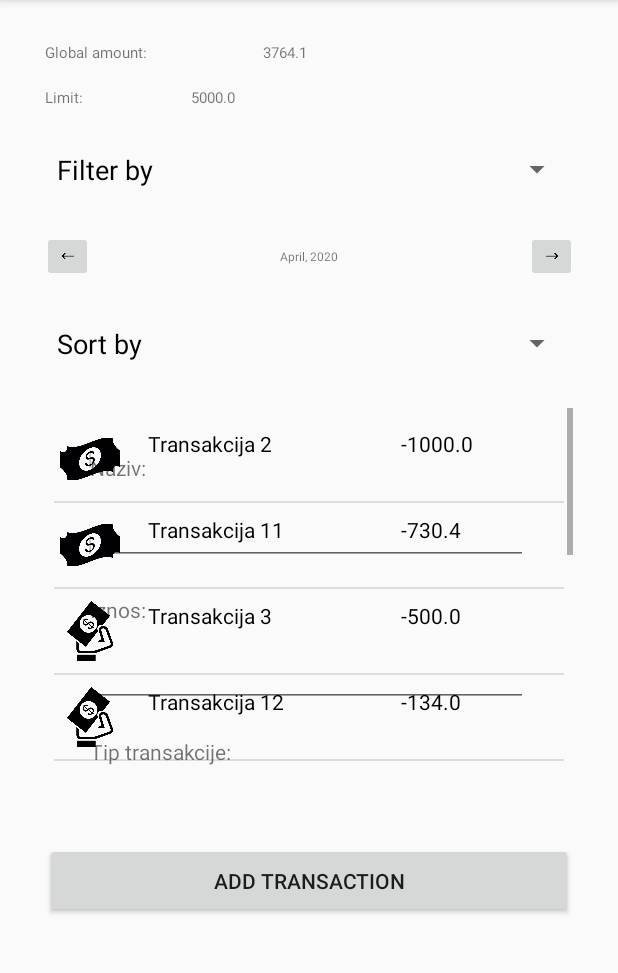
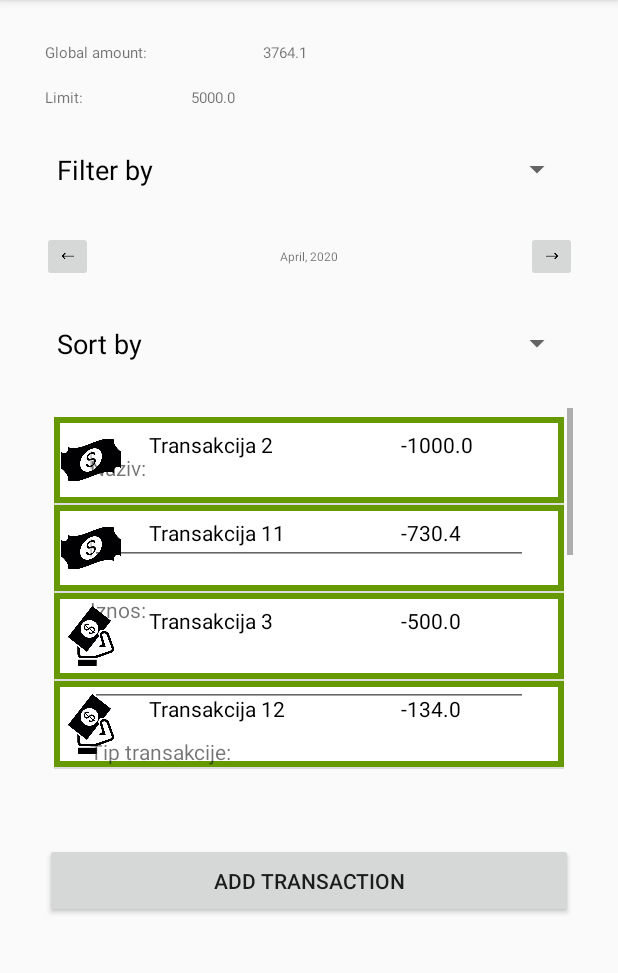
Before and after one commit to amsiljak/Banking-ap, an Android app: the fragment TransactionDetailFragment placed in its activity, on a phone screen of 412 x 824 dp, the part 84-1057 px from its top. Run offline under Robolectric (Android 15) with nearby library versions, the phone set to English and light mode, and no system bars.

Commit message:
implementirano selektovanje i deselektovanje, popravljeni uslovi za validiranje

```diff
--- a/app/src/main/java/ba/unsa/etf/rma/rma20siljakamina96/ITransactionDetailPresenter.java
+++ b/app/src/main/java/ba/unsa/etf/rma/rma20siljakamina96/ITransactionDetailPresenter.java
@@ -6,6 +6,10 @@ import java.util.Date;
 
 public interface ITransactionDetailPresenter {
     void save(String title, double amount, Type type, String itemDescription, int transactionInterval, Date date, Date endDate);
+
+    void add(String title, double amount, Type type, String itemDescription, int transactionInterval, Date date, Date endDate);
+
+    void add(String title, double amount, Type type, String itemDescription, Date date);
 
     void create(String title, double amount, Type type, String itemDescription, int transactionInterval, Date date, Date endDate);
     Transaction getTransaction();
--- a/app/src/main/java/ba/unsa/etf/rma/rma20siljakamina96/MainActivity.java
+++ b/app/src/main/java/ba/unsa/etf/rma/rma20siljakamina96/MainActivity.java
@@ -4,29 +4,10 @@ import androidx.annotation.Nullable;
 import androidx.appcompat.app.AppCompatActivity;
 import androidx.fragment.app.Fragment;
 import androidx.fragment.app.FragmentManager;
-
-import android.content.Intent;
 import android.os.Bundle;
-import android.view.View;
-import android.widget.AdapterView;
-import android.widget.ArrayAdapter;
-import android.widget.Button;
 import android.widget.FrameLayout;
-import android.widget.ImageButton;
-import android.widget.ListView;
-import android.widget.Spinner;
-import android.widget.TextView;
-
-import java.io.Serializable;
-import java.text.DateFormatSymbols;
-import java.text.ParseException;
-import java.text.SimpleDateFormat;
-import java.util.ArrayList;
-import java.util.Calendar;
-import java.util.Date;
-import java.util.Map;
-
-public class MainActivity extends AppCompatActivity implements TransactionListFragment.OnItemClick, TransactionListFragment.OnAddButtonClick{
+public class MainActivity extends AppCompatActivity implements TransactionListFragment.OnItemClick, TransactionListFragment.OnAddButtonClick,
+TransactionDetailFragment.OnSaveClick{
 //    private TextView globalAmount2;
 //    private TextView limit2;
 //    private ListView transactionListView;
@@ -289,6 +270,11 @@ public class MainActivity extends AppCompatActivity implements TransactionListFr
             //Primijetite liniju .addToBackStack(null)
         }
     }
+
+    @Override
+    public void onSaveClicked() {
+
+    }
 //    @Override
 //    protected void onActivityResult(int requestCode, int resultCode, @Nullable Intent data) {
 //        super.onActivityResult(requestCode, resultCode, data);
--- a/app/src/main/java/ba/unsa/etf/rma/rma20siljakamina96/Transaction.java
+++ b/app/src/main/java/ba/unsa/etf/rma/rma20siljakamina96/Transaction.java
@@ -38,7 +38,6 @@ public class Transaction implements Parcelable{
         this.transactionInterval = transactionInterval;
         this.endDate = endDate;
     }
-
 
     public Date getDate() {
         return date;
--- a/app/src/main/java/ba/unsa/etf/rma/rma20siljakamina96/TransactionDetailFragment.java
+++ b/app/src/main/java/ba/unsa/etf/rma/rma20siljakamina96/TransactionDetailFragment.java
@@ -1,5 +1,6 @@
 package ba.unsa.etf.rma.rma20siljakamina96;
 
+import android.app.Activity;
 import android.app.AlertDialog;
 import android.content.DialogInterface;
 import android.content.Intent;
@@ -38,8 +39,15 @@ public class TransactionDetailFragment extends Fragment {
 
     private SimpleDateFormat DATE_FORMAT;
 
+    private OnSaveClick onSaveClick;
+
     boolean validTitle, validAmount, validDate, validEndDate, validDescription, validInterval, validType;
 
+    boolean saving;
+
+    public interface OnSaveClick{
+        void onSaveClicked();
+    }
     public ITransactionDetailPresenter getPresenter() {
         if (presenter == null) {
             presenter = new TransactionDetailPresenter(getActivity());
@@ -64,18 +72,15 @@ public class TransactionDetailFragment extends Fragment {
 
         deleteButton = (Button) view.findViewById(R.id.deleteButton);
 
-        titleEditText.addTextChangedListener(titleTextWatcher);
-        typeEditText.addTextChangedListener(typeTextWatcher);
-        amountEditText.addTextChangedListener(amountTextWatcher);
-        descriptionEditText.addTextChangedListener(descriptionTextWatcher);
-        intervalEditText.addTextChangedListener(intervalTextWatcher);
-        dateEditText.addTextChangedListener(dateTextWatcher);
-        endDateEditText.addTextChangedListener(endDateTextWatcher);
 
+        onSaveClick = (OnSaveClick) getActivity();
+
+        getPresenter();
         DATE_FORMAT = new SimpleDateFormat("dd-MM-yyyy");
 
         if (getArguments() != null && getArguments().containsKey("transaction")) {
-            getPresenter().setTransaction(getArguments().getParcelable("transaction"));
+            saving = true;
+            presenter.setTransaction(getArguments().getParcelable("transaction"));
             Transaction transaction = getPresenter().getTransaction();
 
             deleteButton.setOnClickListener(deleteClickListener);
@@ -99,8 +104,17 @@ public class TransactionDetailFragment extends Fragment {
             validTitle = true; validAmount = true; validDate = true; validEndDate = true; validDescription = true; validInterval = true; validType = true;
         }
         else {
+            saving = false;
             validDate = false; validAmount = false; validType = false; validTitle = false;
         }
+        titleEditText.addTextChangedListener(titleTextWatcher);
+        typeEditText.addTextChangedListener(typeTextWatcher);
+        amountEditText.addTextChangedListener(amountTextWatcher);
+        descriptionEditText.addTextChangedListener(descriptionTextWatcher);
+        intervalEditText.addTextChangedListener(intervalTextWatcher);
+        dateEditText.addTextChangedListener(dateTextWatcher);
+        endDateEditText.addTextChangedListener(endDateTextWatcher);
+
         return view;
     }
     void validateInterval() {
@@ -114,7 +128,14 @@ public class TransactionDetailFragment extends Fragment {
         }
     }
     void validateEndDate() {
-
+        if((typeEditText.getText().toString().toUpperCase().equals("REGULARINCOME") || typeEditText.getText().toString().toUpperCase().equals("REGULARPAYMENT"))) {
+            if(TextUtils.isEmpty(endDateEditText.getText().toString())) validEndDate = false;
+            else validInterval = true;
+        }
+        else {
+            if (TextUtils.isEmpty(endDateEditText.getText().toString())) validEndDate = true;
+            else validEndDate = false;
+        }
     }
     void validateDescription() {
         if((typeEditText.getText().toString().toUpperCase().equals("REGULARINCOME") || typeEditText.getText().toString().toUpperCase().equals("INDIVIDUALINCOME"))) {
@@ -237,8 +258,9 @@ public class TransactionDetailFragment extends Fragment {
     };
     private TextWatcher endDateTextWatcher = new TextWatcher() {
         public void afterTextChanged(Editable s) {
-            endDateEditText.setBackgroundColor(Color.GREEN);
-            validEndDate = true;
+            validateEndDate();
+            if(validEndDate)endDateEditText.setBackgroundColor(Color.GREEN);
+            else endDateEditText.setBackgroundColor(Color.RED);
         }
 
         public void beforeTextChanged(CharSequence s, int start, int count, int after) {
@@ -249,7 +271,8 @@ public class TransactionDetailFragment extends Fragment {
     };
 
     private void saveAction() {
-//        if (getIntent().getIntExtra("calling-activity", 0) == 1) {
+        //izmjena transakcije
+        if (saving) {
             titleEditText.setBackgroundColor(android.R.attr.editTextColor);
             amountEditText.setBackgroundColor(android.R.attr.editTextColor);
             descriptionEditText.setBackgroundColor(android.R.attr.editTextColor);
@@ -259,41 +282,35 @@ public class TransactionDetailFragment extends Fragment {
             intervalEditText.setBackgroundColor(android.R.attr.editTextColor);
 
             try {
-                if((typeEditText.getText().toString().toUpperCase().equals("REGULARINCOME") || typeEditText.getText().toString().toUpperCase().equals("REGULARPAYMENT")))
+                if ((typeEditText.getText().toString().toUpperCase().equals("REGULARINCOME") || typeEditText.getText().toString().toUpperCase().equals("REGULARPAYMENT")))
                     presenter.save(String.valueOf(titleEditText.getText()), Double.parseDouble(String.valueOf(amountEditText.getText())),
                             Type.valueOf(typeEditText.getText().toString().toUpperCase()), String.valueOf(descriptionEditText.getText()),
                             Integer.parseInt(String.valueOf(intervalEditText.getText())), DATE_FORMAT.parse(String.valueOf(dateEditText.getText())),
                             DATE_FORMAT.parse(String.valueOf(endDateEditText.getText())));
-                else presenter.save(String.valueOf(titleEditText.getText()), Double.parseDouble(String.valueOf(amountEditText.getText())),
-                        Type.valueOf(typeEditText.getText().toString().toUpperCase()), String.valueOf(descriptionEditText.getText()),
-                        DATE_FORMAT.parse(String.valueOf(dateEditText.getText())));
+                else
+                    presenter.save(String.valueOf(titleEditText.getText()), Double.parseDouble(String.valueOf(amountEditText.getText())),
+                            Type.valueOf(typeEditText.getText().toString().toUpperCase()), String.valueOf(descriptionEditText.getText()),
+                            DATE_FORMAT.parse(String.valueOf(dateEditText.getText())));
             } catch (ParseException e) {
                 e.printStackTrace();
             }
-//
-//        } else if (getIntent().getIntExtra("calling-activity", 0) == 2) {
-//            Intent resultIntent = new Intent();
-//
-//            resultIntent.putExtra("action", "add");
-//            resultIntent.putExtra("title", String.valueOf(titleEditText.getText()));
-//            resultIntent.putExtra("amount", Double.parseDouble(String.valueOf(amountEditText.getText())));
-//            try {
-//                resultIntent.putExtra("date", DATE_FORMAT.parse(String.valueOf(dateEditText.getText())));
-//            } catch (ParseException e) {
-//                e.printStackTrace();
-//            }
-//            try {
-//                resultIntent.putExtra("enddate", DATE_FORMAT.parse(String.valueOf(endDateEditText.getText())));
-//            } catch (ParseException e) {
-//                e.printStackTrace();
-//            }
-//            resultIntent.putExtra("interval", Integer.parseInt(String.valueOf(intervalEditText.getText())));
-//            resultIntent.putExtra("description", String.valueOf(descriptionEditText.getText()));
-//            resultIntent.putExtra("type", Type.valueOf(typeEditText.getText().toString().toUpperCase()));
-//
-//            setResult(RESULT_OK, resultIntent);
-//            finish();
-//        }
+        //dodavanje transakcije
+        } else {
+            try {
+                if ((typeEditText.getText().toString().toUpperCase().equals("REGULARINCOME") || typeEditText.getText().toString().toUpperCase().equals("REGULARPAYMENT")))
+                    presenter.add(String.valueOf(titleEditText.getText()), Double.parseDouble(String.valueOf(amountEditText.getText())),
+                            Type.valueOf(typeEditText.getText().toString().toUpperCase()), String.valueOf(descriptionEditText.getText()),
+                            Integer.parseInt(String.valueOf(intervalEditText.getText())), DATE_FORMAT.parse(String.valueOf(dateEditText.getText())),
+                            DATE_FORMAT.parse(String.valueOf(endDateEditText.getText())));
+                else
+                    presenter.add(String.valueOf(titleEditText.getText()), Double.parseDouble(String.valueOf(amountEditText.getText())),
+                            Type.valueOf(typeEditText.getText().toString().toUpperCase()), String.valueOf(descriptionEditText.getText()),
+                            DATE_FORMAT.parse(String.valueOf(dateEditText.getText())));
+                onSaveClick.onSaveClicked();
+            } catch (ParseException e) {
+                e.printStackTrace();
+            }
+        }
     }
 
     private AdapterView.OnClickListener saveClickListener = new AdapterView.OnClickListener() {
@@ -374,4 +391,5 @@ public class TransactionDetailFragment extends Fragment {
 
         }
     };
+
 }
--- a/app/src/main/java/ba/unsa/etf/rma/rma20siljakamina96/TransactionListFragment.java
+++ b/app/src/main/java/ba/unsa/etf/rma/rma20siljakamina96/TransactionListFragment.java
@@ -1,10 +1,12 @@
 package ba.unsa.etf.rma.rma20siljakamina96;
 
 import android.content.Intent;
+import android.graphics.Color;
 import android.os.Bundle;
 import android.view.LayoutInflater;
 import android.view.View;
 import android.view.ViewGroup;
+import android.widget.AbsListView;
 import android.widget.AdapterView;
 import android.widget.ArrayAdapter;
 import android.widget.Button;
@@ -52,6 +54,8 @@ TransactionListFragment extends Fragment implements IFinanceView{
     private IFinancePresenter financePresenter;
     private TransactionListAdapter transactionListAdapter;
 
+    private int pozi;
+
     public IFinancePresenter getPresenter() {
         if (financePresenter == null) {
             financePresenter = new FinancePresenter(this, getActivity());
@@ -90,6 +94,7 @@ TransactionListFragment extends Fragment implements IFinanceView{
 
         transactionListAdapter = new TransactionListAdapter(getActivity(), R.layout.list_element, new ArrayList<Transaction>());
         transactionListView = (ListView)fragmentView.findViewById(R.id.listView);
+        transactionListView.setChoiceMode(AbsListView.CHOICE_MODE_SINGLE);
         transactionListView.setAdapter(transactionListAdapter);
         transactionListView.setOnItemClickListener(transactionListItemClickListener);
 
@@ -132,7 +137,6 @@ TransactionListFragment extends Fragment implements IFinanceView{
 
         addTransactionButton = (Button)fragmentView.findViewById(R.id.addTransaction);
         addTransactionButton.setOnClickListener(addTransactionClickListenr);
-        transactionListView.setOnItemClickListener(listItemClickListener);
         onItemClick = (OnItemClick) getActivity();
         onAddButtonClick = (OnAddButtonClick) getActivity();
 
@@ -143,13 +147,6 @@ TransactionListFragment extends Fragment implements IFinanceView{
         void onItemClicked(Transaction transaction);
     }
 
-    private AdapterView.OnItemClickListener listItemClickListener = new AdapterView.OnItemClickListener() {
-        @Override
-        public void onItemClick(AdapterView<?> parent, View view, int position, long id) {
-            Transaction transaction = transactionListAdapter.getTransaction(position);
-            onItemClick.onItemClicked(transaction);
-        }
-    };
     private AdapterView.OnClickListener leftButtonClickListener = new AdapterView.OnClickListener() {
         @Override
         public void onClick(View v) {
@@ -221,8 +218,18 @@ TransactionListFragment extends Fragment implements IFinanceView{
         @Override
         public void onItemClick(AdapterView<?> parent, View view, int position, long id) {
             Transaction transaction = transactionListAdapter.getTransaction(position);
-            onItemClick.onItemClicked(transaction);
-
+            //drugi klik na stavku
+            if(pozi == position) {
+                transactionListView.setItemChecked(position,false);
+                addTransactionButton.setEnabled(true);
+                onAddButtonClick.onAddButtonClicked();
+                pozi = -1;
+            }
+            else{
+                pozi = position;
+                addTransactionButton.setEnabled(false);
+                onItemClick.onItemClicked(transaction);
+            }
 //            transactionDetailIntent.putExtra("calling-activity", 1);
 //            double totalPayments = 0;
 //            for(Map.Entry <String,Double> el : financePresenter.getMonthlyPayments().entrySet()) {
--- /dev/null
+++ b/app/src/main/res/drawable/list_selector.xml
@@ -0,0 +1,26 @@
+<?xml version="1.0" encoding="utf-8"?>
+<selector xmlns:android="http://schemas.android.com/apk/res/android" android:constantSize="true">
+
+
+    <item android:state_activated="true"><shape android:shape="rectangle">
+        <solid android:color="@android:color/holo_red_dark" />
+        <stroke android:width="4dp" android:color="@android:color/holo_green_dark" />
+
+        <padding android:bottom="1dp" android:left="1dp" android:right="1dp" android:top="1dp" />
+    </shape></item>
+    <item android:state_activated="false"><shape android:shape="rectangle">
+        <solid android:color="@android:color/white" />
+        <stroke android:width="4dp" android:color="@android:color/holo_green_dark" />
+
+        <padding android:bottom="1dp" android:left="1dp" android:right="1dp" android:top="1dp" />
+    </shape></item>
+
+    <item android:state_pressed="true"><shape android:shape="rectangle">
+        <solid android:color="@android:color/holo_blue_light" />
+
+        <stroke android:width="4dp" android:color="@android:color/holo_red_dark" />
+
+        <padding android:bottom="1dp" android:left="1dp" android:right="1dp" android:top="1dp" />
+    </shape></item>
+
+</selector>
--- a/app/src/main/res/layout/fragment_list.xml
+++ b/app/src/main/res/layout/fragment_list.xml
@@ -151,7 +151,8 @@
             android:layout_marginStart="16dp"
             android:layout_marginTop="16dp"
             android:layout_marginEnd="16dp"
-            android:layout_marginBottom="24dp" />
+            android:layout_marginBottom="24dp"
+            />
     </FrameLayout>
 
     <Button
--- a/app/src/main/res/layout/list_element.xml
+++ b/app/src/main/res/layout/list_element.xml
@@ -4,8 +4,8 @@
     xmlns:app="http://schemas.android.com/apk/res-auto"
     xmlns:tools="http://schemas.android.com/tools"
     android:layout_width="match_parent"
-    android:layout_height="match_parent">
-
+    android:layout_height="match_parent"
+    android:background="@drawable/list_selector">
 
     <ImageView
         android:id="@+id/ikonica"
```
Also changed, not shown: app/src/main/java/ba/unsa/etf/rma/rma20siljakamina96/TransactionDetailPresenter.java (+33 -28 lines).
